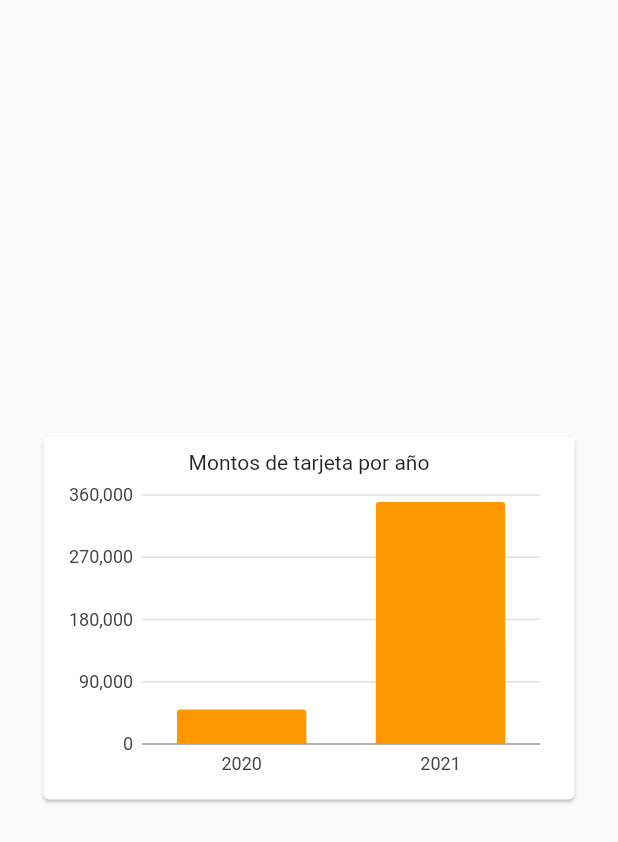
After one commit to CharlyGood93/flutter-poc, a Flutter app: the screen it shows after launch, after a tap on "Ver gráficos.", on a phone screen of 412 x 824 dp. The commit adds this screen. Shown: the top 842 px of the screen. Run offline on Flutter 3.47's test engine with Material 2 defaults, Android fonts, the phone set to English and light mode, and no system bars; our stand-ins replace charts_flutter, local_auth.

Commit message:
feat(charts): se implementa libreria de charts y grafico de barras con data dummy

```diff
--- /dev/null
+++ b/lib/charts/charts.dart
@@ -0,0 +1,42 @@
+import 'package:flutter/material.dart';
+import 'package:charts_flutter/flutter.dart' as charts;
+import 'package:flutterpoc/charts/charts_data.dart';
+
+class Charts extends StatelessWidget {
+  final List<ChartsData> data;
+
+  Charts({required this.data});
+
+  @override
+  Widget build(BuildContext context) {
+    List<charts.Series<ChartsData, String>> series = [
+      charts.Series(
+          id: "developers",
+          data: data,
+          domainFn: (ChartsData series, _) => series.year,
+          measureFn: (ChartsData series, _) => series.ammount,
+          colorFn: (ChartsData series, _) => series.barColor)
+    ];
+
+    return Container(
+      height: 300,
+      padding: EdgeInsets.all(25),
+      child: Card(
+        child: Padding(
+          padding: const EdgeInsets.all(9.0),
+          child: Column(
+            children: <Widget>[
+              Text(
+                "Montos de tarjeta por año",
+                style: Theme.of(context).textTheme.bodyText2,
+              ),
+              Expanded(
+                child: charts.BarChart(series, animate: true),
+              )
+            ],
+          ),
+        ),
+      ),
+    );
+  }
+}
--- /dev/null
+++ b/lib/charts/charts_data.dart
@@ -0,0 +1,15 @@
+import 'package:charts_flutter/flutter.dart' as charts;
+import 'package:flutter/foundation.dart';
+
+class ChartsData {
+  final String year;
+  final int ammount;
+  final charts.Color barColor;
+
+ChartsData({
+  required this.year,
+  required this.ammount,
+  required this.barColor
+});
+
+}
--- /dev/null
+++ b/lib/charts/charts_page.dart
@@ -0,0 +1,40 @@
+import 'package:flutter/material.dart';
+import 'package:charts_flutter/flutter.dart' as charts;
+import 'package:flutterpoc/charts/charts.dart';
+import 'package:flutterpoc/charts/charts_data.dart';
+
+class ChartsPage extends StatelessWidget {
+  final List<ChartsData> data = [
+    ChartsData(
+        ammount: 50000,
+        year: '2020',
+        barColor: charts.ColorUtil.fromDartColor(Colors.orange)),
+    ChartsData(
+        ammount: 10000,
+        year: '2020',
+        barColor: charts.ColorUtil.fromDartColor(Colors.orange)),
+    ChartsData(
+        ammount: 8000,
+        year: '2020',
+        barColor: charts.ColorUtil.fromDartColor(Colors.orange)),
+    ChartsData(
+        ammount: 150000,
+        year: '2021',
+        barColor: charts.ColorUtil.fromDartColor(Colors.orange)),
+    ChartsData(
+        ammount: 350000,
+        year: '2021',
+        barColor: charts.ColorUtil.fromDartColor(Colors.orange))
+  ];
+
+  @override
+  Widget build(BuildContext context) {
+    return Scaffold(
+      body: Center(
+        child: Charts(
+          data: data,
+        ),
+      ),
+    );
+  }
+}
--- a/lib/main.dart
+++ b/lib/main.dart
@@ -2,6 +2,7 @@ import 'package:flutter/material.dart';
 import 'package:flutter/services.dart';
 import 'package:flutterpoc/credit_cards/credit_cards_page.dart';
 import 'package:flutterpoc/biometric-authentication/page/fingerprint_page.dart';
+import 'package:flutterpoc/charts/charts_page.dart';
 
 Future main() async {
   WidgetsFlutterBinding.ensureInitialized();
@@ -76,6 +77,14 @@ class _MyHomePageState extends State<MyHomePage> {
                 );
               },
             ),
+            MyMenuButton(
+              title: "Ver gráficos.",
+              actionTap: () {
+                onButtonTap(
+                  ChartsPage()
+                );
+              },
+            ),
           ],
         ),
       ),
--- a/pubspec.yaml
+++ b/pubspec.yaml
@@ -30,11 +30,11 @@ dependencies:
   flutter:
     sdk: flutter
 
-
   # The following adds the Cupertino Icons font to your application.
   # Use with the CupertinoIcons class for iOS style icons.
   cupertino_icons: ^1.0.4
   local_auth: ^1.1.8
+  charts_flutter: ^0.12.0
 
 dev_dependencies:
   flutter_test:
```
Also changed, not shown: pubspec.lock.
